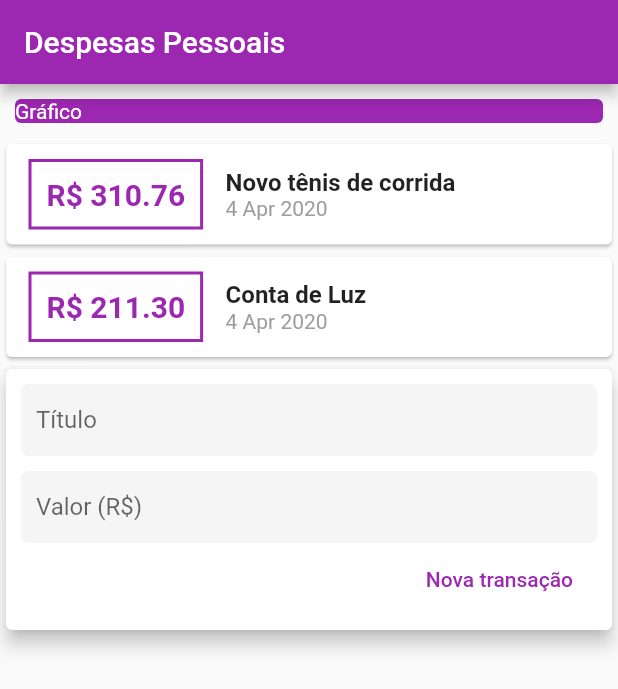
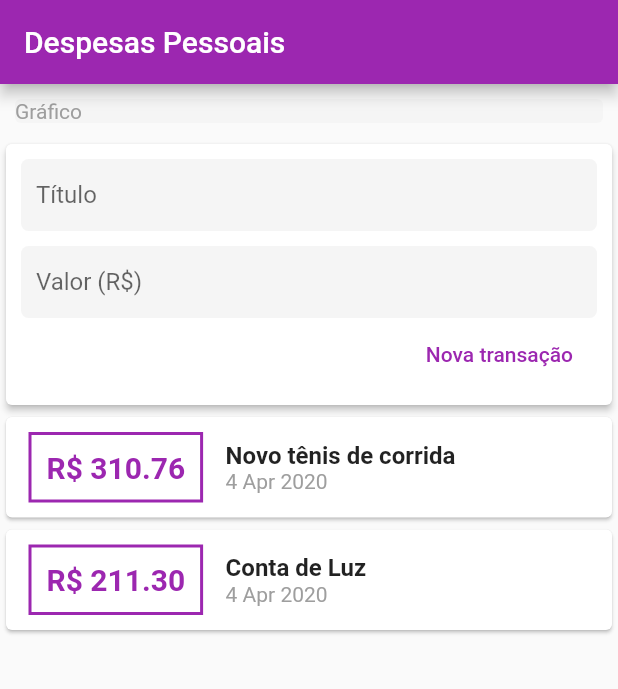
Before and after one commit to Wkerlyson/expenses, a Flutter app: the screen it shows after launch, on a phone screen of 412 x 824 dp. Shown: the top 689 px of the screen. Run offline on Flutter 3.47's test engine with Material 2 defaults, Android fonts, the phone set to English and light mode, and no system bars.

Commit message:
using ListView

```diff
--- a/lib/components/transaction_form.dart
+++ b/lib/components/transaction_form.dart
@@ -11,7 +11,7 @@ class TransactionForm extends StatelessWidget {
   @override
   Widget build(BuildContext context) {
     return Card(
-      elevation: 5,
+      elevation: 2,
       child: Padding(
         padding: const EdgeInsets.all(10),
         child: Column(
--- a/lib/components/transaction_list.dart
+++ b/lib/components/transaction_list.dart
@@ -9,8 +9,12 @@ class TransactionList extends StatelessWidget {
 
   @override
   Widget build(BuildContext context) {
-    return Column(
-      children: transactions.map((tr) {
+    return Container(
+      height: 400,
+      child: ListView.builder(
+        itemCount: transactions.length,
+        itemBuilder: (ctx, index) {
+          final tr = transactions[index];
           return Card(
             child: Row(
               children: <Widget>[
@@ -47,7 +51,8 @@ class TransactionList extends StatelessWidget {
               ],
             ),
           );
-      }).toList(),
+        },
+      ),
     );
   }
 }
--- a/lib/components/transaction_user.dart
+++ b/lib/components/transaction_user.dart
@@ -43,8 +43,8 @@ class _TransactionUserState extends State<TransactionUser> {
   Widget build(BuildContext context) {
     return Column(
       children: <Widget>[
+        TransactionForm(_addTransaction),
         TransactionList(_transactions),
-        TransactionForm(_addTransaction),
       ],
     );
   }
--- a/lib/main.dart
+++ b/lib/main.dart
@@ -21,20 +21,22 @@ class MyHomePage extends StatelessWidget {
         backgroundColor: Colors.purple,
         title: Text('Despesas Pessoais'),
       ),
-      body: Column(
+      body: SingleChildScrollView(
+        child: Column(
           crossAxisAlignment: CrossAxisAlignment.stretch,
           children: <Widget>[
             Container(
               child: Card(
                 margin: EdgeInsets.all(10),
-              color: Colors.purple,
+                color: Colors.grey.shade100,
                 elevation: 0,
-              child: Text('Gráfico', style: TextStyle(color: Colors.white)),
+                child: Text('Gráfico', style: TextStyle(color: Colors.grey)),
               ),
             ),
             TransactionUser()
           ],
         ),
+      ),
     );
   }
 }
```
Lines whose indentation alone changed are shown as unchanged.
